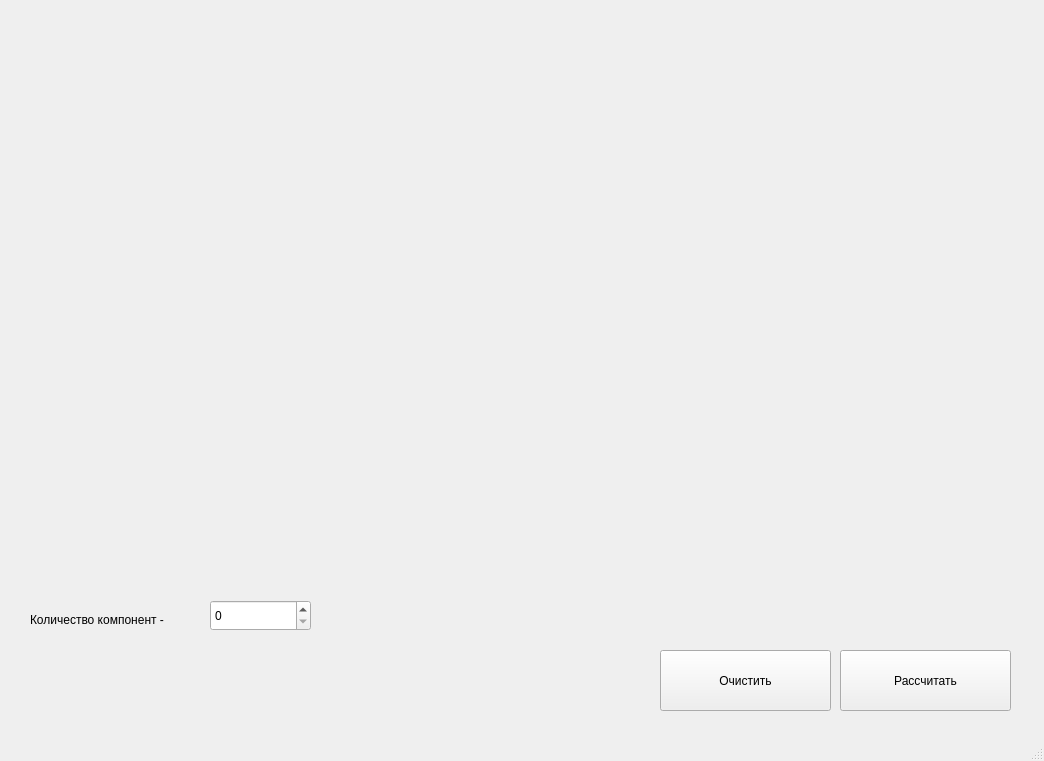
Qt form untitled.ui (ShipilovS/sensor_systems) before a commit.
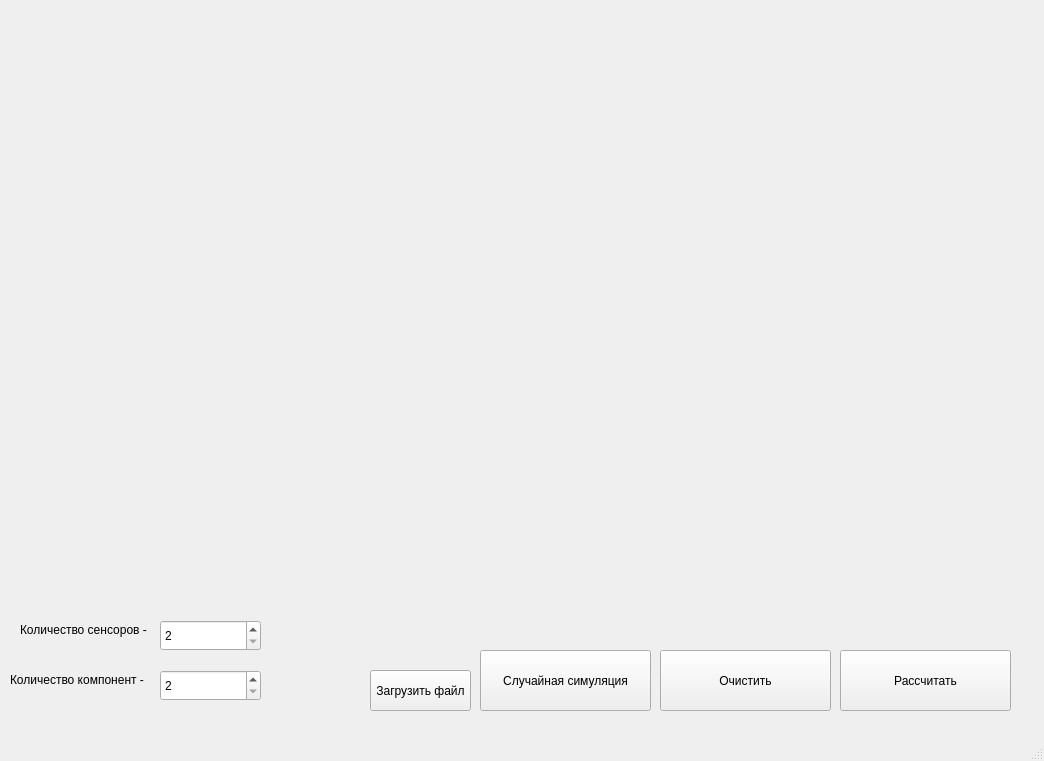
The same form after that commit.

The edit to the form file:
```diff
--- a/untitled.ui
+++ b/untitled.ui
@@ -31,21 +31,24 @@
     <property name="geometry">
      <rect>
       <x>10</x>
-      <y>60</y>
+      <y>20</y>
       <width>1021</width>
-      <height>511</height>
+      <height>591</height>
      </rect>
     </property>
    </widget>
-   <widget class="QSpinBox" name="spinBoxComponents">
+   <widget class="QSpinBox" name="spinBoxSensors">
     <property name="geometry">
      <rect>
-      <x>210</x>
-      <y>600</y>
+      <x>160</x>
+      <y>620</y>
       <width>101</width>
       <height>31</height>
      </rect>
     </property>
+    <property name="minimum">
+     <number>2</number>
+    </property>
    </widget>
    <widget class="QPushButton" name="pushButtonClean">
     <property name="geometry">
@@ -63,8 +66,8 @@
    <widget class="QLabel" name="label">
     <property name="geometry">
      <rect>
-      <x>30</x>
-      <y>610</y>
+      <x>10</x>
+      <y>670</y>
       <width>181</width>
       <height>19</height>
      </rect>
@@ -73,6 +76,58 @@
      <string>Количество компонент - </string>
     </property>
    </widget>
+   <widget class="QPushButton" name="pushButtonLoad">
+    <property name="geometry">
+     <rect>
+      <x>370</x>
+      <y>670</y>
+      <width>101</width>
+      <height>41</height>
+     </rect>
+    </property>
+    <property name="text">
+     <string>Загрузить файл</string>
+    </property>
+   </widget>
+   <widget class="QPushButton" name="pushButtonSimulate">
+    <property name="geometry">
+     <rect>
+      <x>480</x>
+      <y>650</y>
+      <width>171</width>
+      <height>61</height>
+     </rect>
+    </property>
+    <property name="text">
+     <string>Случайная симуляция</string>
+    </property>
+   </widget>
+   <widget class="QSpinBox" name="spinBoxComponents">
+    <property name="geometry">
+     <rect>
+      <x>160</x>
+      <y>670</y>
+      <width>101</width>
+      <height>31</height>
+     </rect>
+    </property>
+    <property name="minimum">
+     <number>2</number>
+    </property>
+   </widget>
+   <widget class="QLabel" name="label_2">
+    <property name="geometry">
+     <rect>
+      <x>20</x>
+      <y>620</y>
+      <width>181</width>
+      <height>19</height>
+     </rect>
+    </property>
+    <property name="text">
+     <string>Количество сенсоров - </string>
+    </property>
+   </widget>
   </widget>
   <widget class="QMenuBar" name="menubar">
    <property name="geometry">
```
